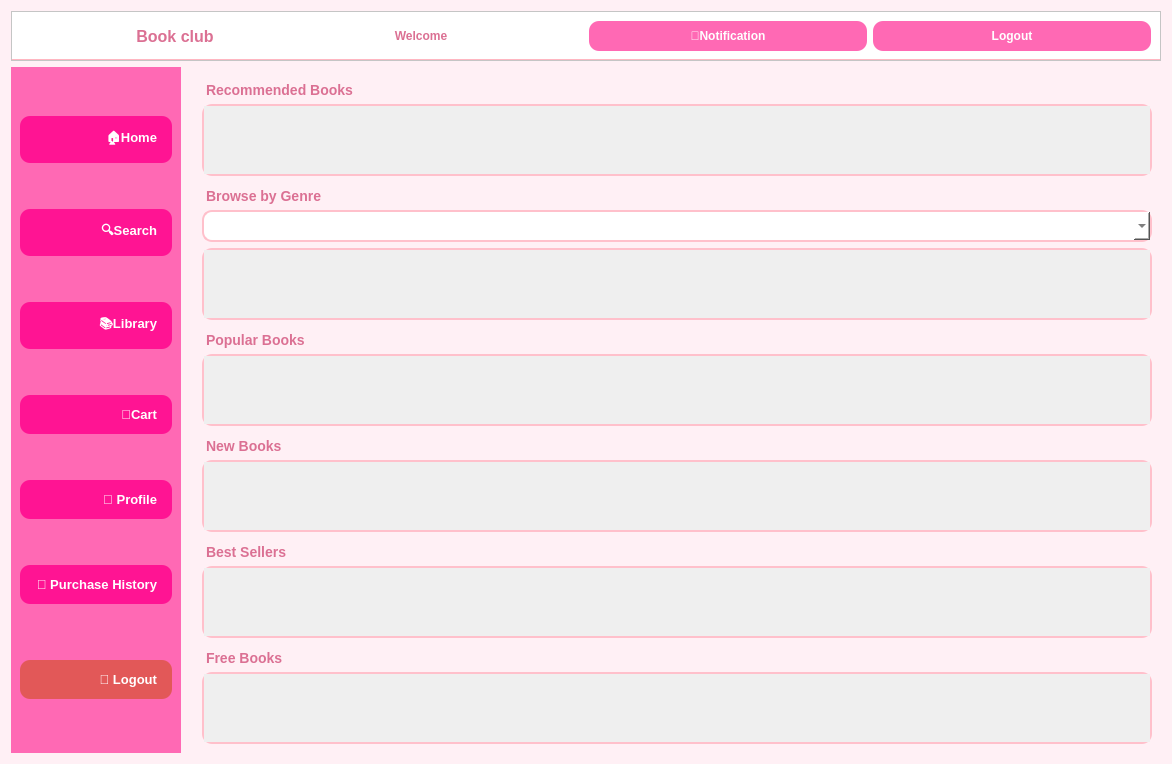
Qt form bookClub/src/ui/customerpage.ui (sarinab-eng/bookCLUB) before a commit.
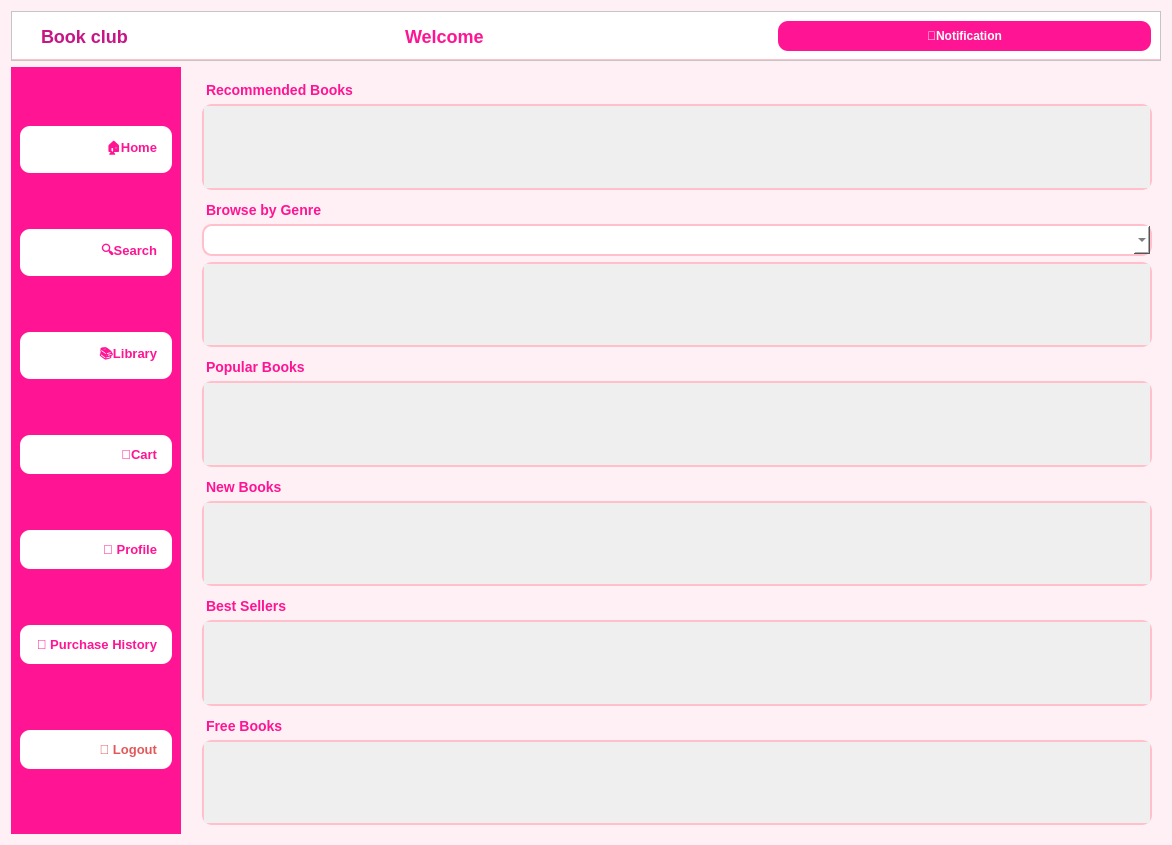
The same form after that commit.

Patch:
```diff
--- a/bookClub/src/ui/customerpage.ui
+++ b/bookClub/src/ui/customerpage.ui
@@ -10,7 +10,7 @@
     <x>0</x>
     <y>0</y>
     <width>1172</width>
-    <height>580</height>
+    <height>845</height>
    </rect>
   </property>
   <property name="minimumSize">
@@ -26,37 +26,48 @@
    <string>Customer Panel</string>
   </property>
   <property name="styleSheet">
-   <string notr="true">/* هم‌رنگ با تم صورتی پنل مدیر سیستم (adminpage.ui) */
+   <string notr="true">/* تم سرخابی هماهنگ - تمامی دکمه‌های منوی سمت چپ (از جمله خروج) با پس‌زمینه سفید */
 #CustomerPage {
     background-color: #FFF0F5;
-    font-family: "Segoe UI", "Tahoma";
+    font-family: &quot;Segoe UI&quot;, &quot;Tahoma&quot;;
 }
 
 #sideMenuFrame {
-    background-color: #FF69B4;
+    background-color: #FF1493;
     border: none;
 }
 
+/* --- استایل هدر و لیبل‌ها --- */
 #headerFrame {
     background-color: #FFFFFF;
-    border-bottom: 2px solid #FFB6C1;
+    border-bottom: 2px solid #FFC0CB;
 }
+
+/* عنوان BookClub */
 #titleLabel {
-    color: #DB7093;
+    color: #C71585;
     font-weight: bold;
-    font-size: 16px;
+    font-size: 18px;
+    font-family: &quot;Segoe UI&quot;, &quot;Tahoma&quot;;
 }
+
+/* پیام خوش‌آمدگویی (هم‌اندازه با titleLabel) */
 #welcomeLabel {
-    color: #DB7093;
+    color: #FF1493;
     font-weight: bold;
+    font-size: 18px;
+    font-family: &quot;Segoe UI&quot;, &quot;Tahoma&quot;;
 }
+
+
 #notificationButton, #logoutTopButton {
-    background-color: #FF69B4;
+    background-color: #FF1493;
     color: #FFFFFF;
     border-radius: 10px;
     padding: 8px 15px;
     font-weight: bold;
 }
+
 #notificationButton:hover, #logoutTopButton:hover {
     background-color: #FF1493;
 }
@@ -68,7 +79,7 @@
 
 QLabel#recommendedLabel, QLabel#genreFilterLabel, QLabel#popularLabel,
 QLabel#newBooksLabel, QLabel#bestSellerLabel, QLabel#freeBooksLabel {
-    color: #DB7093;
+    color: #FF1493;
     font-weight: bold;
     font-size: 14px;
     padding-top: 6px;
@@ -84,12 +95,14 @@
     border: 2px solid #FFC0CB;
     border-radius: 10px;
     padding: 6px 12px;
-    background: #FFFFFF;
+    background-color: #FFFFFF;
     color: #333333;
 }
+
 QComboBox:hover {
     border-color: #DB7093;
 }
+
 QComboBox QAbstractItemView {
     background-color: #FFFFFF;
     border: 2px solid #FFC0CB;
@@ -97,10 +110,12 @@
     selection-background-color: #FF69B4;
     selection-color: #FFFFFF;
 }
+
 QComboBox QAbstractItemView::item {
     color: #333333;
     padding: 6px 10px;
 }
+
 QComboBox QAbstractItemView::item:hover {
     background-color: #FF69B4;
     color: #FFFFFF;
@@ -109,9 +124,11 @@
 QLineEdit {
     border: 2px solid #FFC0CB;
     border-radius: 10px;
-    padding: 6px;
-    background: #FFFFFF;
+    padding: 6px 12px;
+    background-color: #FFFFFF;
+    color: #333333;
 }
+
 QLineEdit:focus {
     border: 2px solid #DB7093;
 }
@@ -121,11 +138,12 @@
     border: 2px solid #FFC0CB;
     border-radius: 15px;
     gridline-color: #FFF0F5;
-    selection-background-color: #FFB6C1;
+    selection-background-color: #FF69B4;
     selection-color: #FFFFFF;
 }
+
 QHeaderView::section {
-    background-color: #FF69B4;
+    background-color: #FF1493;
     color: #FFFFFF;
     padding: 6px;
     border: none;
@@ -136,9 +154,10 @@
     border: 2px solid #FFC0CB;
     border-radius: 10px;
 }
+
 QTabBar::tab {
     background: #FFFFFF;
-    color: #DB7093;
+    color: #FF1493;
     border: 2px solid #FFC0CB;
     border-bottom: none;
     border-top-left-radius: 10px;
@@ -146,25 +165,28 @@
     padding: 8px 16px;
     font-weight: bold;
 }
+
 QTabBar::tab:selected {
-    background: #FF69B4;
+    background: #FF1493;
     color: #FFFFFF;
 }
 
 QPushButton {
-    background-color: #FF69B4;
+    background-color: #FF1493;
     color: #FFFFFF;
     border-radius: 10px;
     padding: 8px 15px;
     font-weight: bold;
 }
+
 QPushButton:hover {
     background-color: #FF1493;
 }
 
+/* --- تنظیمات عمومی دکمه‌های منوی سمت چپ --- */
 QFrame#sideMenuFrame QPushButton {
-    background-color: #FF1493;
-    color: #FFFFFF;
+    background-color: #FFFFFF;
+    color: #FF1493;
     border: none;
     border-radius: 10px;
     padding: 12px 15px;
@@ -172,16 +194,23 @@
     font-weight: bold;
     text-align: right;
 }
+
 QFrame#sideMenuFrame QPushButton:hover {
     background-color: #C71585;
 }
+
+/* --- دکمه خروج پایین سمت چپ با پس‌زمینه سفید --- */
 QFrame#sideMenuFrame QPushButton#logoutButton {
-    background-color: #E25858;
+    background-color: #FFFFFF;
+    color: #E25858;
     margin-top: 10px;
 }
+
 QFrame#sideMenuFrame QPushButton#logoutButton:hover {
-    background-color: #C0392B;
-}</string>
+    background-color: #FFE6E6;
+    color: #C0392B;
+}
+</string>
   </property>
   <layout class="QGridLayout" name="gridLayout">
    <item row="1" column="0">
@@ -271,8 +300,8 @@
           <rect>
            <x>0</x>
            <y>0</y>
-           <width>943</width>
-           <height>84</height>
+           <width>929</width>
+           <height>73</height>
           </rect>
          </property>
         </widget>
@@ -298,8 +327,8 @@
           <rect>
            <x>0</x>
            <y>0</y>
-           <width>943</width>
-           <height>84</height>
+           <width>929</width>
+           <height>73</height>
           </rect>
          </property>
         </widget>
@@ -322,8 +351,8 @@
           <rect>
            <x>0</x>
            <y>0</y>
-           <width>943</width>
-           <height>84</height>
+           <width>929</width>
+           <height>73</height>
           </rect>
          </property>
         </widget>
@@ -346,8 +375,8 @@
           <rect>
            <x>0</x>
            <y>0</y>
-           <width>943</width>
-           <height>85</height>
+           <width>929</width>
+           <height>73</height>
           </rect>
          </property>
         </widget>
@@ -370,8 +399,8 @@
           <rect>
            <x>0</x>
            <y>0</y>
-           <width>943</width>
-           <height>84</height>
+           <width>929</width>
+           <height>73</height>
           </rect>
          </property>
         </widget>
@@ -394,8 +423,8 @@
           <rect>
            <x>0</x>
            <y>0</y>
-           <width>943</width>
-           <height>84</height>
+           <width>929</width>
+           <height>73</height>
           </rect>
          </property>
         </widget>
@@ -416,14 +445,14 @@
       <item>
        <widget class="QLabel" name="titleLabel">
         <property name="text">
-         <string>                          Book club</string>
+         <string>    Book club</string>
         </property>
        </widget>
       </item>
       <item>
        <widget class="QLabel" name="welcomeLabel">
         <property name="text">
-         <string>                           Welcome</string>
+         <string> Welcome</string>
         </property>
        </widget>
       </item>
@@ -434,13 +463,6 @@
         </property>
        </widget>
       </item>
-      <item>
-       <widget class="QPushButton" name="logoutTopButton">
-        <property name="text">
-         <string>Logout</string>
-        </property>
-       </widget>
-      </item>
      </layout>
     </widget>
    </item>
```
Left out of the diff: 11 changed lines with no effect on the pictures.
